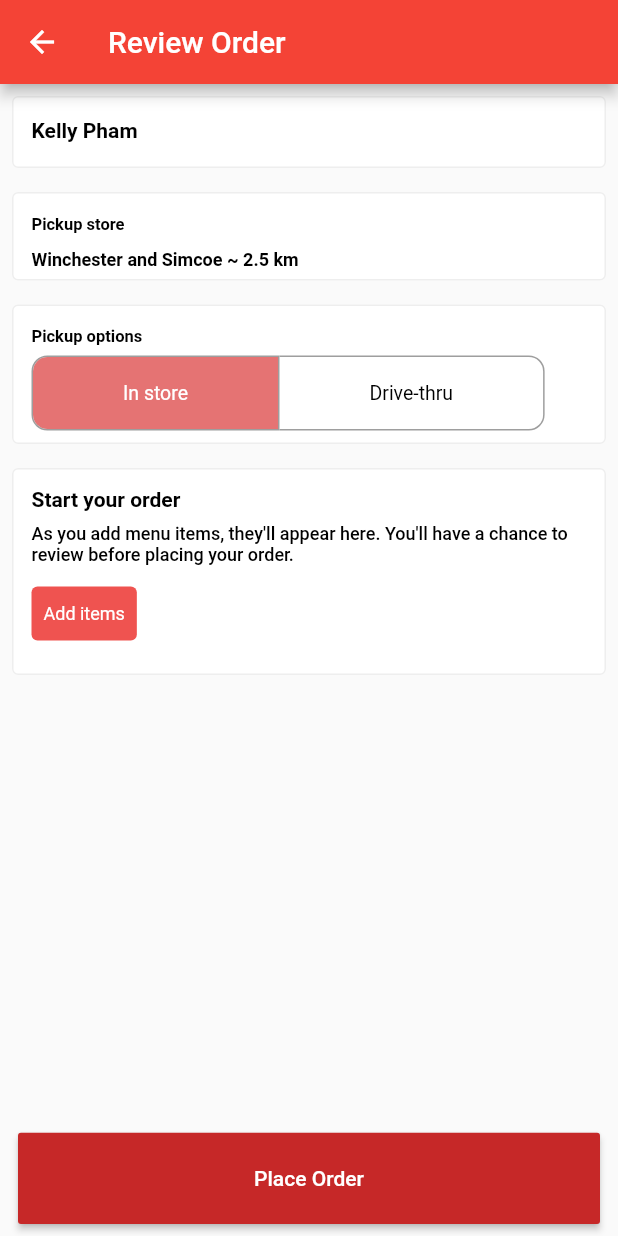
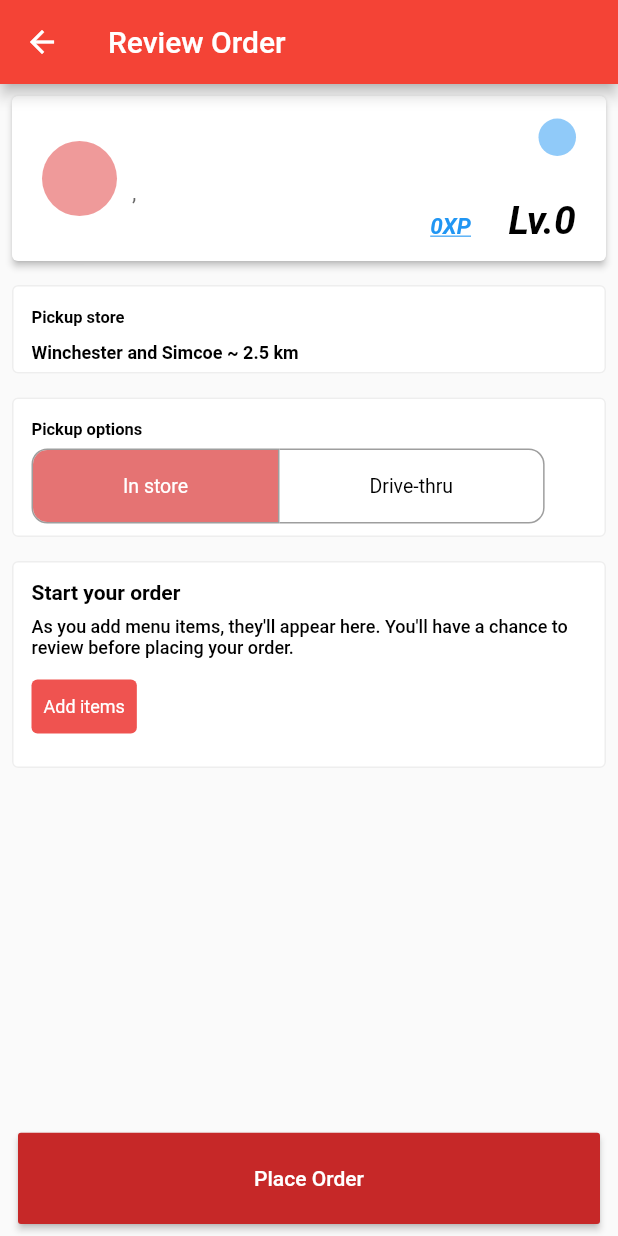
Before and after one commit to CrownPab/PokemonCafe, a Flutter app: the CheckoutPage screen opened directly, on a phone screen of 412 x 824 dp. Run offline on Flutter 3.47's test engine with Material 2 defaults, Android fonts, the phone set to English and light mode, and no system bars; our stand-ins replace cloud_firestore, firebase_auth, firebase_core, flutter_local_notifications, flutter_map, geocoding and 3 more; accounts and stored records are empty; Roboto replaces fonts that are missing (Helvetica).

Commit message:
Updated user profile card in checkout page

```diff
--- a/lib/ui/checkout_page.dart
+++ b/lib/ui/checkout_page.dart
@@ -2,6 +2,7 @@ import 'package:flutter/material.dart';
 import 'package:pokemon_cafe/data/menu_item.dart';
 import 'package:pokemon_cafe/data/order_item.dart';
 import 'package:pokemon_cafe/ui/menu_page.dart';
+import 'package:pokemon_cafe/ui/profile_card.dart';
 import 'package:pokemon_cafe/ui/shared/xp_text.dart';
 import 'package:pokemon_cafe/ui/store_location_page.dart';
 import 'package:pokemon_cafe/view_model.dart';
@@ -106,40 +107,10 @@ class _CheckoutPage extends State<CheckoutPage> {
 
   userSection() {
     return Container(
-      margin: const EdgeInsets.all(4),
-      child: Card(
-        elevation: 0,
-        shape: const RoundedRectangleBorder(
-            borderRadius: BorderRadius.all(Radius.circular(4))),
-        child: Container(
-          decoration: BoxDecoration(
-              borderRadius: const BorderRadius.all(Radius.circular(4)),
-              border: Border.all(color: Colors.grey.shade200)),
-          padding: const EdgeInsets.only(left: 12, top: 8, right: 12),
-          child: Column(
-            crossAxisAlignment: CrossAxisAlignment.start,
-            children: <Widget>[
-              const SizedBox(
-                height: 6,
-              ),
-              Row(
-                mainAxisAlignment: MainAxisAlignment.spaceBetween,
-                children: <Widget>[
-                  Text(
-                    "Kelly Pham",
-                    style: CustomTextStyle.textStyleSemiBold
-                        .copyWith(fontSize: 14),
-                  ),
-                ],
-              ),
-              const SizedBox(
-                height: 16,
-              ),
-            ],
-          ),
-        ),
-      ),
-    );
+        margin: const EdgeInsets.all(4),
+        child: ProfileCard(
+          scrollDepth: 0,
+        ));
   }
 
   pickupStoreSection() {
```
